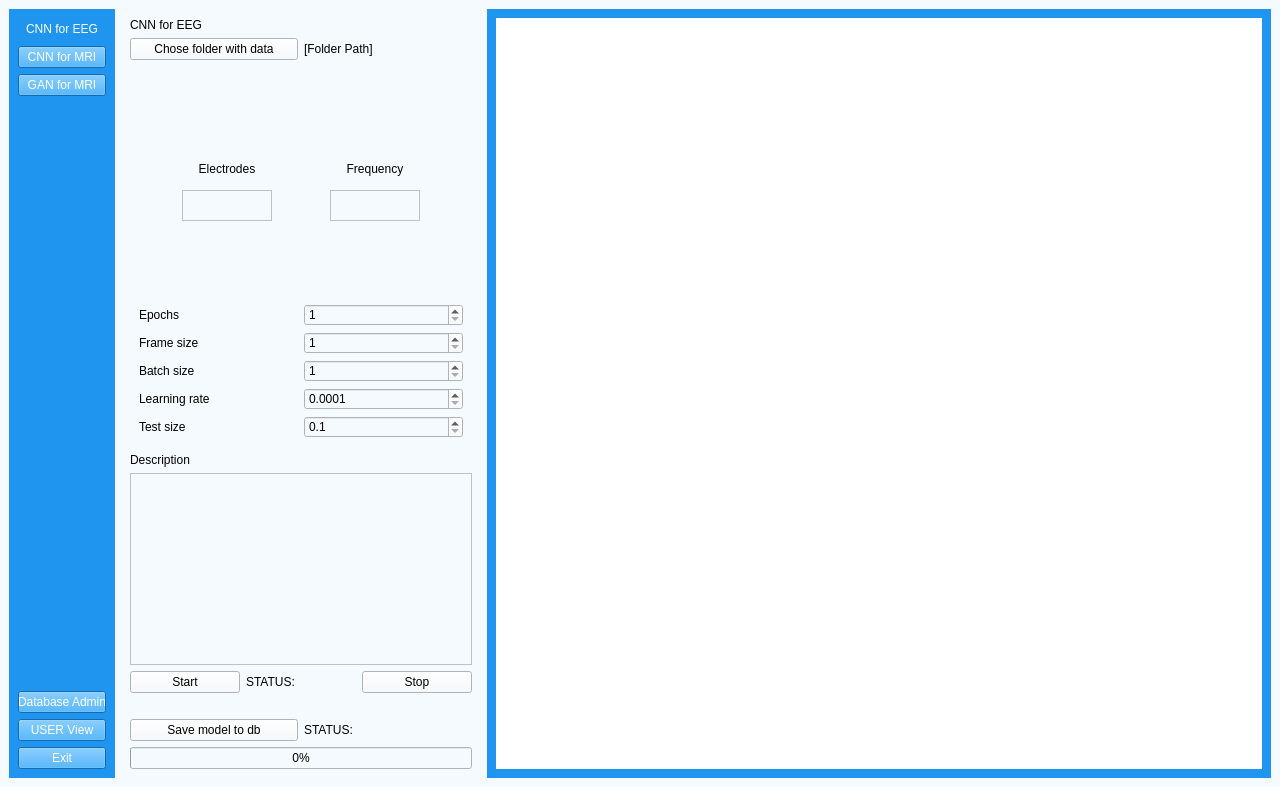
Above: UI/aUI_projekt_EEG.ui from matimusial/ADHDPredictorApp before the change. Below: the same form after it.
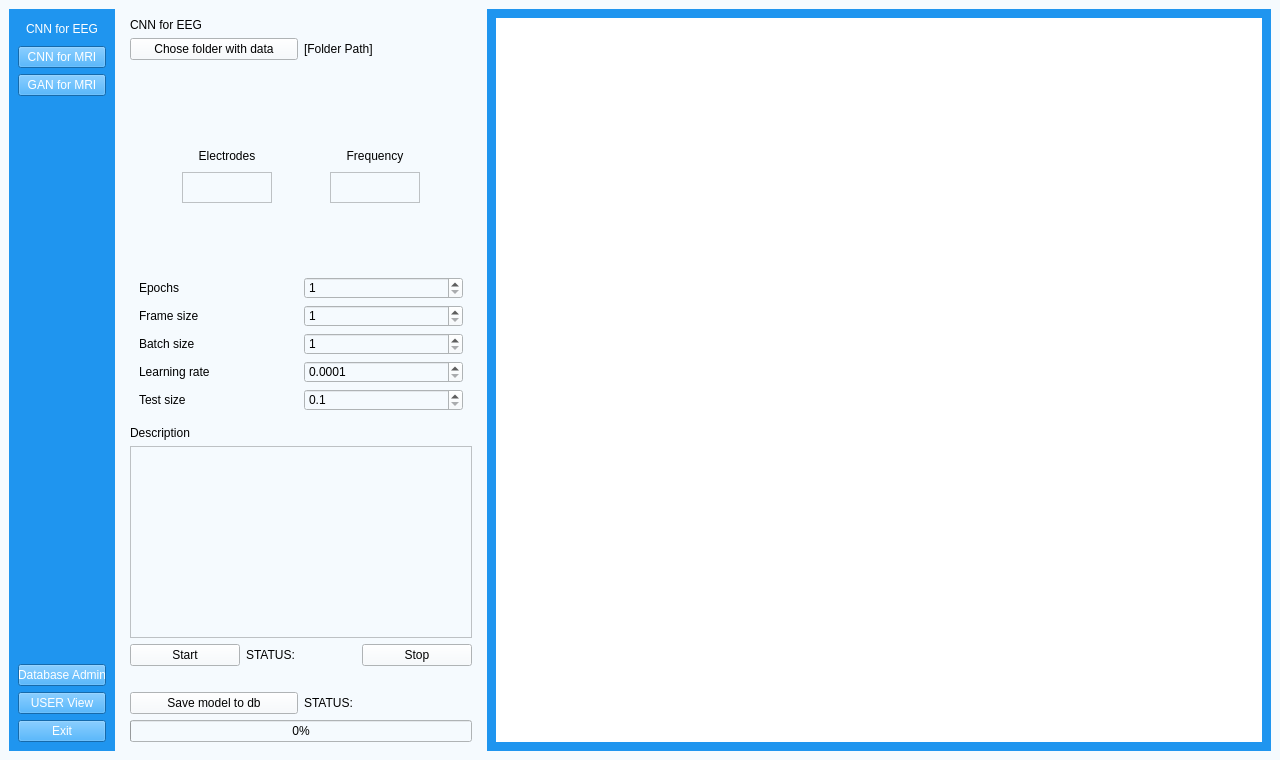
That is the form after the change. Icons and pictures are not drawn.

```diff
--- a/UI/aUI_projekt_EEG.ui
+++ b/UI/aUI_projekt_EEG.ui
@@ -7,7 +7,7 @@
     <x>0</x>
     <y>0</y>
     <width>1280</width>
-    <height>787</height>
+    <height>760</height>
    </rect>
   </property>
   <property name="sizePolicy">
```
